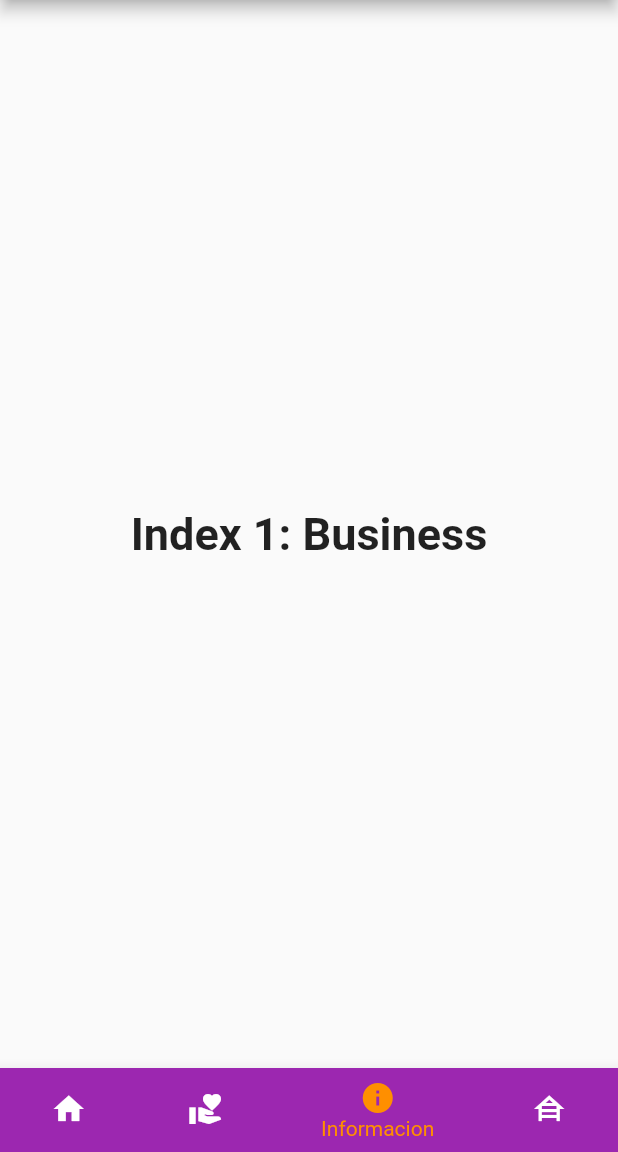
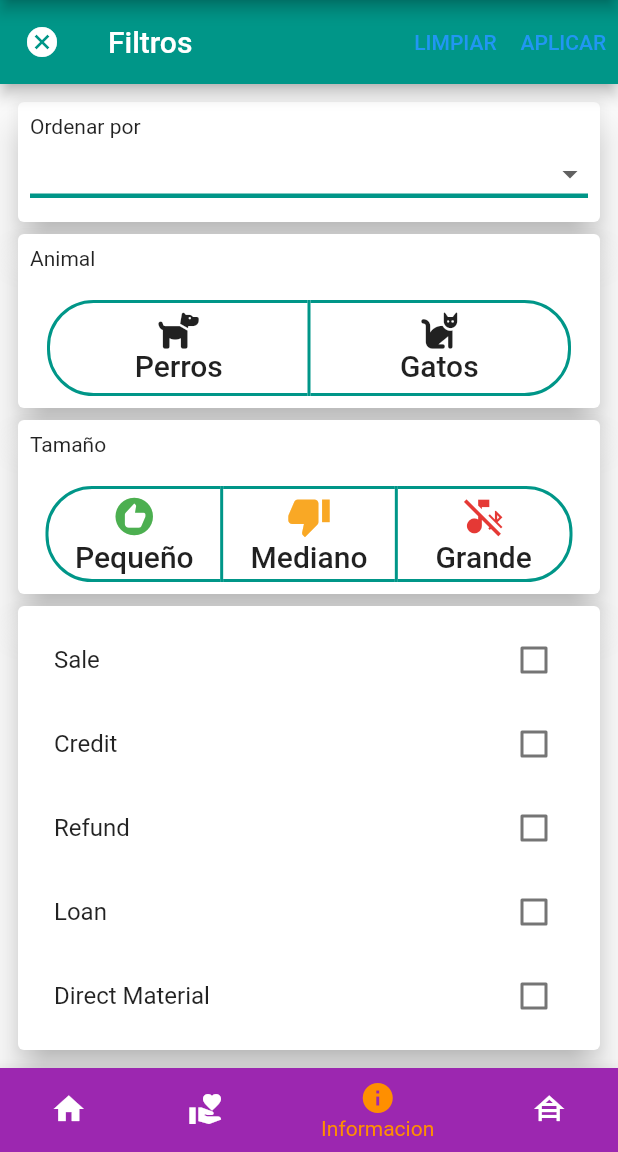
Before and after one commit to martinblanco/adoptapp, a Flutter app: the PetGrid screen opened directly, item 3 of the bottom bar chosen, on a phone screen of 412 x 824 dp, the part 84-1236 px from its top. Run offline on Flutter 3.47's test engine with Material 2 defaults, Android fonts, the phone set to English and light mode, and no system bars; our stand-ins replace firebase_auth, firebase_core, firebase_database, font_awesome_flutter, google_sign_in; accounts and stored records are empty; network calls fail.

Commit message:
Perfil mascota y principio de filtros de busqueda

```diff
--- a/lib/database.dart
+++ b/lib/database.dart
@@ -1,4 +1,5 @@
 import 'package:adoptapp/usuario.dart';
+import 'package:firebase_auth/firebase_auth.dart';
 import 'package:firebase_database/firebase_database.dart';
 import 'package:adoptapp/mascota.dart';
 
--- /dev/null
+++ b/lib/filters.dart
@@ -0,0 +1,268 @@
+import 'package:flutter/material.dart';
+import 'package:font_awesome_flutter/font_awesome_flutter.dart';
+
+class FiltrosPage extends StatefulWidget {
+  @override
+  _FiltrosPageState createState() => _FiltrosPageState();
+}
+
+class _FiltrosPageState extends State<FiltrosPage> {
+  @override
+  Widget build(BuildContext context) {
+    // List of widgets in the drawer
+
+    return Scaffold(
+      appBar: AppBar(
+        title: Text('Filtros'),
+        leading: Icon(Icons.cancel),
+        backgroundColor: Colors.teal,
+        actions: [
+          TextButton(
+            child: Text('LIMPIAR'),
+            onPressed: () {},
+          ),
+          TextButton(
+            child: Text('APLICAR'),
+            onPressed: () {},
+          )
+        ],
+      ),
+      body: Padding(
+        padding: const EdgeInsets.all(8.0),
+        child: ListView(
+          children: [
+            CustomCard(
+              children: [
+                Text(
+                  'Ordenar por',
+                ),
+                DropDown(),
+              ],
+            ),
+            CustomCard(
+              children: [
+                Text(
+                  'Animal',
+                ),
+                SizedBox(
+                  height: 20,
+                ),
+                TransactionToggle(children: [
+                  Column(
+                    mainAxisAlignment: MainAxisAlignment.center,
+                    children: [
+                      FaIcon(FontAwesomeIcons.dog),
+                      Text('Perros'),
+                    ],
+                  ),
+                  Column(
+                    mainAxisAlignment: MainAxisAlignment.center,
+                    children: [
+                      FaIcon(FontAwesomeIcons.cat),
+                      Text('Gatos'),
+                    ],
+                  ),
+                ])
+              ],
+            ),
+            CustomCard(
+              children: [
+                Text(
+                  'Tamaño',
+                ),
+                SizedBox(
+                  height: 20,
+                ),
+                TransactionToggle(
+                  children: [
+                    Column(
+                      mainAxisAlignment: MainAxisAlignment.center,
+                      children: [
+                        Icon(
+                          Icons.recommend,
+                          color: Colors.green,
+                          size: 30,
+                        ),
+                        Text('Pequeño'),
+                      ],
+                    ),
+                    Column(
+                      mainAxisAlignment: MainAxisAlignment.center,
+                      children: [
+                        Icon(
+                          Icons.thumb_down,
+                          color: Colors.yellow[800],
+                          size: 30,
+                        ),
+                        Text('Mediano'),
+                      ],
+                    ),
+                    Column(
+                      mainAxisAlignment: MainAxisAlignment.center,
+                      children: [
+                        FaIcon(
+                          Icons.media_bluetooth_off,
+                          color: Colors.red[600],
+                          size: 30,
+                        ),
+                        Text('Grande'),
+                      ],
+                    ),
+                  ],
+                )
+              ],
+            ),
+            CustomCard(children: [
+              CheckBoxList(
+                children: [
+                  'Sale',
+                  'Credit',
+                  'Refund',
+                  'Loan',
+                  'Direct Material'
+                ],
+              ),
+            ]),
+          ],
+        ),
+      ),
+    );
+  }
+}
+
+class CustomCard extends StatelessWidget {
+  CustomCard({this.children});
+
+  final children;
+  @override
+  Widget build(BuildContext context) {
+    return Card(
+      elevation: 10,
+      child: Padding(
+        padding: const EdgeInsets.all(8.0),
+        child: Column(
+          crossAxisAlignment: CrossAxisAlignment.start,
+          children: children,
+        ),
+      ),
+    );
+  }
+}
+
+class CheckBoxList extends StatefulWidget {
+  CheckBoxList({required this.children}) {
+    this.values = List.generate(children.length, (index) => false);
+  }
+  final List<String> children;
+  // final int count;
+  late final List<bool> values;
+  @override
+  _CheckBoxListState createState() => _CheckBoxListState();
+}
+
+class _CheckBoxListState extends State<CheckBoxList> {
+  @override
+  Widget build(BuildContext context) {
+    var children = widget.children;
+    var values = widget.values;
+    return Column(
+        children: children.map((element) {
+      int index = children.indexOf(element);
+      return CheckboxListTile(
+        activeColor: Colors.teal,
+        title: Text(
+          element,
+        ),
+        value: values[index],
+        onChanged: (bool? value) {
+          setState(() {
+            values[index] = value!;
+          });
+        },
+      );
+    }).toList());
+  }
+}
+
+class DropDown extends StatefulWidget {
+  @override
+  _DropDownState createState() => _DropDownState();
+}
+
+class _DropDownState extends State<DropDown> {
+  String dropdownValue = 'Newest First';
+  @override
+  Widget build(BuildContext context) {
+    return DropdownButton(
+      value: dropdownValue,
+      onChanged: (String? value) {
+        setState(() {
+          dropdownValue = value!;
+        });
+      },
+      isExpanded: true,
+      items: ['Mas cercano', 'Mas reciente']
+          .map((e) => DropdownMenuItem(
+                child: Text(e),
+                value: e,
+              ))
+          .toList(),
+      underline: Container(
+        height: 3,
+        color: Colors.teal,
+      ),
+    );
+  }
+}
+
+class TransactionToggle extends StatefulWidget {
+  TransactionToggle({required this.children}) {
+    _isSelected = List.generate(children.length, (index) => false);
+  }
+  final List<Widget> children;
+  late final List<bool> _isSelected;
+  @override
+  _TransactionToggleState createState() => _TransactionToggleState();
+}
+
+class _TransactionToggleState extends State<TransactionToggle> {
+  @override
+  Widget build(BuildContext context) {
+    var children = widget.children;
+    var _isSelected = widget._isSelected;
+    return Center(
+      child: ToggleButtons(
+        children: children,
+        textStyle: TextStyle(
+          fontSize: 20,
+          fontWeight: FontWeight.w500,
+        ),
+        onPressed: (int index) {
+          setState(() {
+            for (int buttonIndex = 0;
+                buttonIndex < _isSelected.length;
+                buttonIndex++) {
+              if (buttonIndex == index) {
+                if (!_isSelected[index]) _isSelected[buttonIndex] = true;
+              } else {
+                _isSelected[buttonIndex] = false;
+              }
+            }
+          });
+        },
+        isSelected: _isSelected,
+        borderRadius: BorderRadius.circular(30),
+        selectedColor: Colors.white,
+        fillColor: Colors.teal,
+        borderColor: Colors.teal,
+        selectedBorderColor: Colors.teal,
+        borderWidth: 2,
+        splashColor: Colors.teal[100],
+        constraints: BoxConstraints.expand(
+            width:
+                MediaQuery.of(context).size.width / (1.2 * _isSelected.length),
+            height: 60),
+      ),
+    );
+  }
+}
--- a/lib/home.dart
+++ b/lib/home.dart
@@ -1,9 +1,13 @@
+import 'package:adoptapp/filters.dart';
+import 'package:firebase_auth/firebase_auth.dart';
 import 'package:flutter/material.dart';
 import 'package:adoptapp/petRegister.dart';
 import 'package:adoptapp/profileMenu.dart';
 import 'package:adoptapp/petItem.dart';
 import 'package:adoptapp/database.dart';
 import 'package:adoptapp/mascota.dart';
+
+final FirebaseAuth _auth = FirebaseAuth.instance;
 
 class PetGrid extends StatefulWidget {
   const PetGrid({Key? key}) : super(key: key);
@@ -45,10 +49,7 @@ class _PetGridState extends State<PetGrid> {
         ),
       ),
       RegisterPet(),
-      Text(
-        'Index 1: Business',
-        style: optionStyle,
-      ),
+      FiltrosPage(),
       Text(
         'Index 2: School',
         style: optionStyle,
@@ -63,6 +64,7 @@ class _PetGridState extends State<PetGrid> {
 
   @override
   Widget build(BuildContext context) {
+    //getUsuario(_auth.currentUser!.uid);
     updateMascotas();
     return Scaffold(
         appBar: AppBar(
--- a/lib/registerPage.dart
+++ b/lib/registerPage.dart
@@ -91,6 +91,7 @@ class _RegisterPageState extends State<RegisterPage> {
       password: _passswordController.text,
     );
     User? user = userCredential.user;
+    user?.updateDisplayName(_nombreController.text);
     if (user != null) {
       setState(() {
         _success = true;
@@ -104,7 +105,7 @@ class _RegisterPageState extends State<RegisterPage> {
 
   void newUsuario(User user, String nombreUsuario) {
     // ignore: unnecessary_new
-    var usuario = new Usuario(user.email!, nombreUsuario, "false", user.uid);
+    var usuario = new Usuario(user.email!, nombreUsuario, "false");
     usuario.setId(saveUsuario(usuario));
     this.setState(() {
       usuarios.add(usuario);
--- a/pubspec.yaml
+++ b/pubspec.yaml
@@ -16,6 +16,7 @@ dependencies:
   firebase_database: ^9.0.0
   auth_buttons: ^2.0.4
   meta: ^1.7.0
+  font_awesome_flutter: ^10.2.1
 
 
   cupertino_icons: ^1.0.2
```
Also changed, not shown: lib/mascotaCard.dart (added, +299 -0 lines), lib/petItem.dart (+12 -2 lines), lib/profileMenu.dart (+19 -2 lines), lib/usuario.dart (+3 -7 lines).
